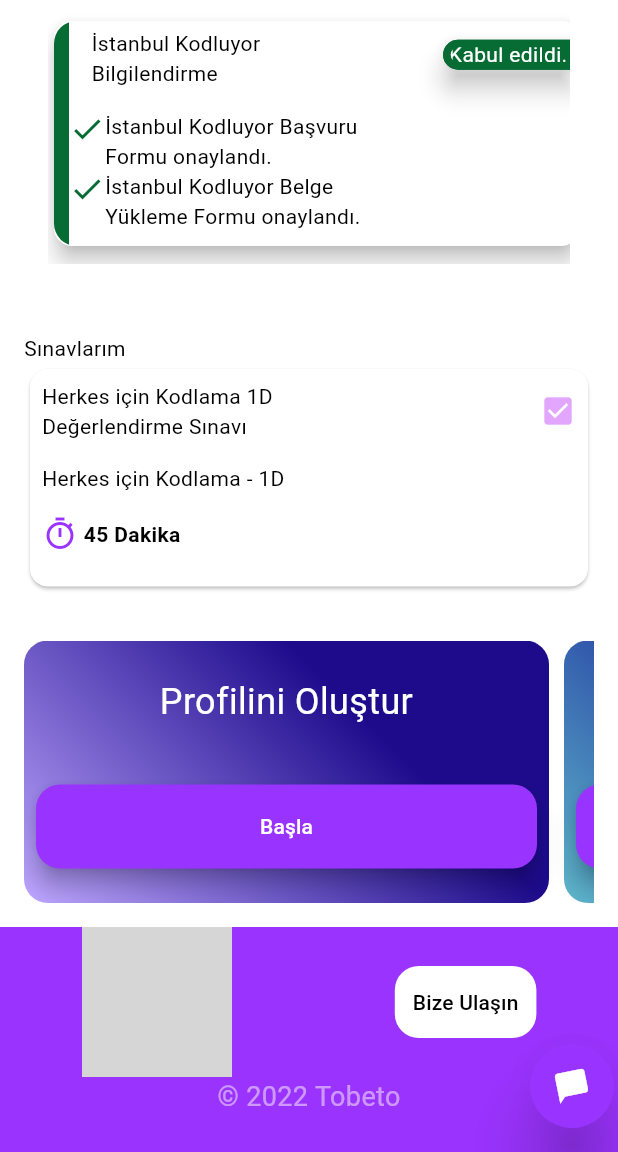
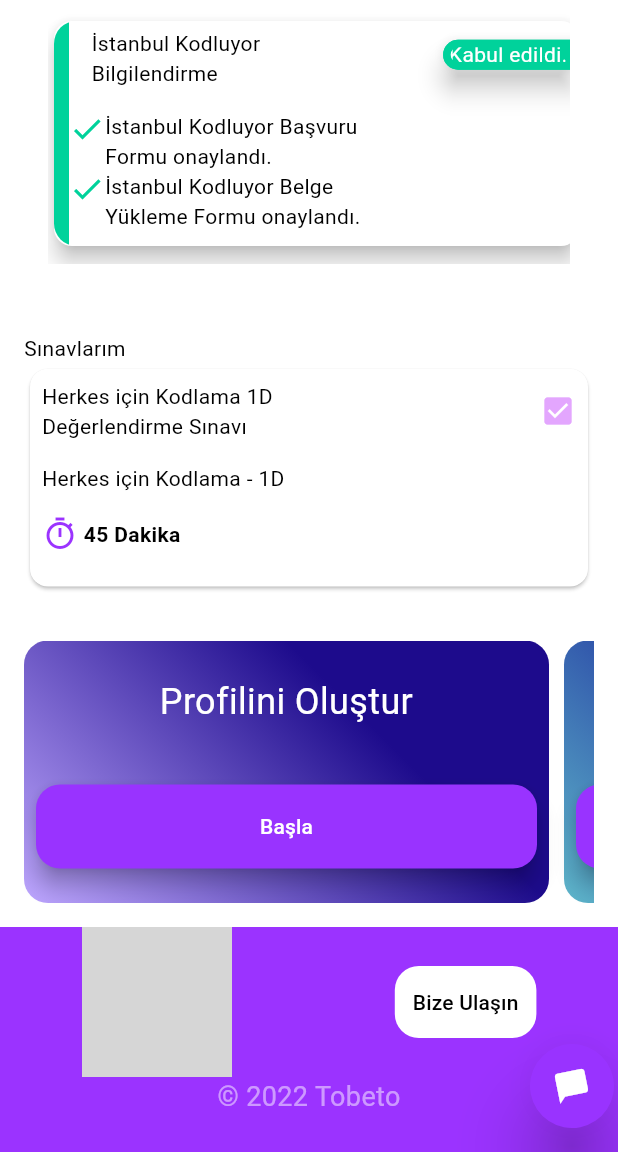
Before and after one commit to berkeercin/tobetomobileapp, a Flutter app: the HomeScreen screen opened directly, scrolled down 566 dp, on a phone screen of 412 x 824 dp, the part 84-1236 px from its top. Run offline on Flutter 3.47's test engine with Material 3 defaults, Android fonts, the phone set to English and light mode, and no system bars; drawn by our look-alikes of flutter_speed_dial; grey boxes are pictures that could not be loaded.

```diff
--- a/lib/constants/tobeto_colors.dart
+++ b/lib/constants/tobeto_colors.dart
@@ -2,7 +2,7 @@
 
 class TobetoColor {
   final logoTextColor = const Color.fromRGBO(155, 51, 255, 1);
-  final cardColor = const Color.fromRGBO(7, 107, 52, 1);
+  final cardColor = const Color.fromRGBO(0, 210, 155, 1);
   final box1BeginColor = const Color.fromRGBO(29, 11, 140, 1);
   final box1EndColor = const Color.fromRGBO(189, 166, 254, 1);
   final boxButton = const Color.fromRGBO(153, 51, 255, 1);
--- a/lib/widgets/global_widgets/swing_method.dart
+++ b/lib/widgets/global_widgets/swing_method.dart
@@ -74,7 +74,7 @@
               Icons.chat,
               color: Colors.white,
             ),
-            backgroundColor: Colors.green)
+            backgroundColor: TobetoColor().cardColor)
       ],
       child: const Icon(Icons.chat_bubble_rounded),
     ));
@@ -114,7 +114,7 @@
               Icons.chat,
               color: Colors.white,
             ),
-            backgroundColor: Colors.green)
+            backgroundColor: TobetoColor().cardColor)
       ],
       child: const Icon(Icons.chat_bubble_rounded),
     );
```
Also changed, not shown: 9 other files.
